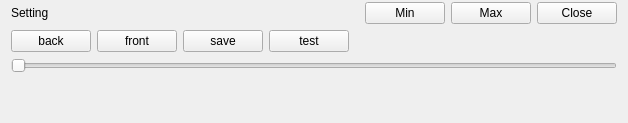
Qt form widget.ui (qiuzhiqian/wpmaster) before a commit.
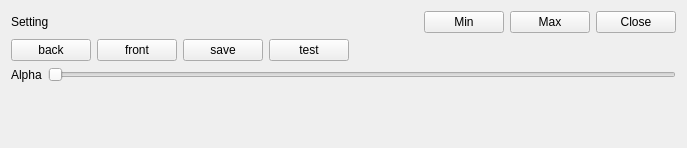
The same form after that commit.

Commit message: 新增窗口移动

```diff
--- a/widget.ui
+++ b/widget.ui
@@ -6,20 +6,14 @@
    <rect>
     <x>0</x>
     <y>0</y>
-    <width>628</width>
-    <height>123</height>
+    <width>687</width>
+    <height>148</height>
    </rect>
   </property>
   <property name="windowTitle">
    <string>Widget</string>
   </property>
-  <layout class="QVBoxLayout" name="verticalLayout" stretch="0,1,1,0">
-   <property name="spacing">
-    <number>6</number>
-   </property>
-   <property name="topMargin">
-    <number>2</number>
-   </property>
+  <layout class="QVBoxLayout" name="verticalLayout">
    <item>
     <layout class="QHBoxLayout" name="horizontalLayout_2" stretch="1,0,0,0">
      <property name="spacing">
@@ -101,11 +95,22 @@
     </layout>
    </item>
    <item>
+    <layout class="QHBoxLayout" name="horizontalLayout_3" stretch="0,1">
+     <item>
+      <widget class="QLabel" name="label_2">
+       <property name="text">
+        <string>Alpha</string>
+       </property>
+      </widget>
+     </item>
+     <item>
     <widget class="QSlider" name="sld_alpha">
      <property name="orientation">
       <enum>Qt::Horizontal</enum>
      </property>
     </widget>
+     </item>
+    </layout>
    </item>
    <item>
     <spacer name="verticalSpacer">
```
Lines whose indentation alone changed are shown as unchanged. The commit also changes 2 other files.
